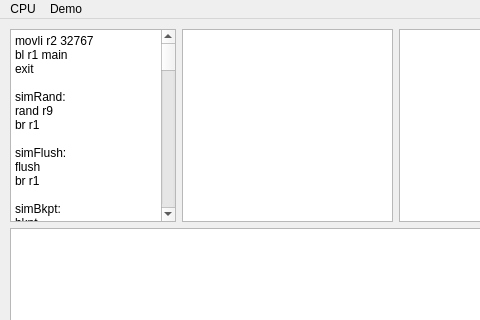
First picture: the form in mainwindow.ui, repository lisitsynSA/simulator, before the edit; both pictures show x 0 to 480 and y 0 to 320 of the 646 by 474 pixel window.
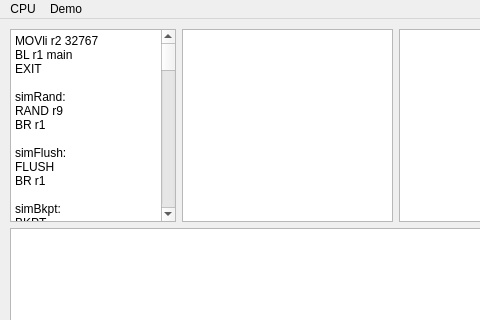
Second picture: the form after the edit.

Commit message: Return to capital letters in instructions names

Diff of the .ui file:
```diff
--- a/mainwindow.ui
+++ b/mainwindow.ui
@@ -98,89 +98,89 @@
 &lt;html&gt;&lt;head&gt;&lt;meta name=&quot;qrichtext&quot; content=&quot;1&quot; /&gt;&lt;meta charset=&quot;utf-8&quot; /&gt;&lt;style type=&quot;text/css&quot;&gt;
 p, li { white-space: pre-wrap; }
 &lt;/style&gt;&lt;/head&gt;&lt;body style=&quot; font-family:'Segoe UI'; font-size:9pt; font-weight:400; font-style:normal;&quot;&gt;
-&lt;p style=&quot; margin-top:0px; margin-bottom:0px; margin-left:0px; margin-right:0px; -qt-block-indent:0; text-indent:0px;&quot;&gt;movli r2 32767&lt;/p&gt;
-&lt;p style=&quot; margin-top:0px; margin-bottom:0px; margin-left:0px; margin-right:0px; -qt-block-indent:0; text-indent:0px;&quot;&gt;bl r1 main&lt;/p&gt;
-&lt;p style=&quot; margin-top:0px; margin-bottom:0px; margin-left:0px; margin-right:0px; -qt-block-indent:0; text-indent:0px;&quot;&gt;exit&lt;/p&gt;
+&lt;p style=&quot; margin-top:0px; margin-bottom:0px; margin-left:0px; margin-right:0px; -qt-block-indent:0; text-indent:0px;&quot;&gt;MOVli r2 32767&lt;/p&gt;
+&lt;p style=&quot; margin-top:0px; margin-bottom:0px; margin-left:0px; margin-right:0px; -qt-block-indent:0; text-indent:0px;&quot;&gt;BL r1 main&lt;/p&gt;
+&lt;p style=&quot; margin-top:0px; margin-bottom:0px; margin-left:0px; margin-right:0px; -qt-block-indent:0; text-indent:0px;&quot;&gt;EXIT&lt;/p&gt;
 &lt;p style=&quot;-qt-paragraph-type:empty; margin-top:0px; margin-bottom:0px; margin-left:0px; margin-right:0px; -qt-block-indent:0; text-indent:0px;&quot;&gt;&lt;br /&gt;&lt;/p&gt;
 &lt;p style=&quot; margin-top:0px; margin-bottom:0px; margin-left:0px; margin-right:0px; -qt-block-indent:0; text-indent:0px;&quot;&gt;simRand:&lt;/p&gt;
-&lt;p style=&quot; margin-top:0px; margin-bottom:0px; margin-left:0px; margin-right:0px; -qt-block-indent:0; text-indent:0px;&quot;&gt;rand r9&lt;/p&gt;
-&lt;p style=&quot; margin-top:0px; margin-bottom:0px; margin-left:0px; margin-right:0px; -qt-block-indent:0; text-indent:0px;&quot;&gt;br r1&lt;/p&gt;
+&lt;p style=&quot; margin-top:0px; margin-bottom:0px; margin-left:0px; margin-right:0px; -qt-block-indent:0; text-indent:0px;&quot;&gt;RAND r9&lt;/p&gt;
+&lt;p style=&quot; margin-top:0px; margin-bottom:0px; margin-left:0px; margin-right:0px; -qt-block-indent:0; text-indent:0px;&quot;&gt;BR r1&lt;/p&gt;
 &lt;p style=&quot;-qt-paragraph-type:empty; margin-top:0px; margin-bottom:0px; margin-left:0px; margin-right:0px; -qt-block-indent:0; text-indent:0px;&quot;&gt;&lt;br /&gt;&lt;/p&gt;
 &lt;p style=&quot; margin-top:0px; margin-bottom:0px; margin-left:0px; margin-right:0px; -qt-block-indent:0; text-indent:0px;&quot;&gt;simFlush:&lt;/p&gt;
-&lt;p style=&quot; margin-top:0px; margin-bottom:0px; margin-left:0px; margin-right:0px; -qt-block-indent:0; text-indent:0px;&quot;&gt;flush&lt;/p&gt;
-&lt;p style=&quot; margin-top:0px; margin-bottom:0px; margin-left:0px; margin-right:0px; -qt-block-indent:0; text-indent:0px;&quot;&gt;br r1&lt;/p&gt;
+&lt;p style=&quot; margin-top:0px; margin-bottom:0px; margin-left:0px; margin-right:0px; -qt-block-indent:0; text-indent:0px;&quot;&gt;FLUSH&lt;/p&gt;
+&lt;p style=&quot; margin-top:0px; margin-bottom:0px; margin-left:0px; margin-right:0px; -qt-block-indent:0; text-indent:0px;&quot;&gt;BR r1&lt;/p&gt;
 &lt;p style=&quot;-qt-paragraph-type:empty; margin-top:0px; margin-bottom:0px; margin-left:0px; margin-right:0px; -qt-block-indent:0; text-indent:0px;&quot;&gt;&lt;br /&gt;&lt;/p&gt;
 &lt;p style=&quot; margin-top:0px; margin-bottom:0px; margin-left:0px; margin-right:0px; -qt-block-indent:0; text-indent:0px;&quot;&gt;simBkpt:&lt;/p&gt;
-&lt;p style=&quot; margin-top:0px; margin-bottom:0px; margin-left:0px; margin-right:0px; -qt-block-indent:0; text-indent:0px;&quot;&gt;bkpt&lt;/p&gt;
-&lt;p style=&quot; margin-top:0px; margin-bottom:0px; margin-left:0px; margin-right:0px; -qt-block-indent:0; text-indent:0px;&quot;&gt;br r1&lt;/p&gt;
+&lt;p style=&quot; margin-top:0px; margin-bottom:0px; margin-left:0px; margin-right:0px; -qt-block-indent:0; text-indent:0px;&quot;&gt;BKPT&lt;/p&gt;
+&lt;p style=&quot; margin-top:0px; margin-bottom:0px; margin-left:0px; margin-right:0px; -qt-block-indent:0; text-indent:0px;&quot;&gt;BR r1&lt;/p&gt;
 &lt;p style=&quot;-qt-paragraph-type:empty; margin-top:0px; margin-bottom:0px; margin-left:0px; margin-right:0px; -qt-block-indent:0; text-indent:0px;&quot;&gt;&lt;br /&gt;&lt;/p&gt;
 &lt;p style=&quot; margin-top:0px; margin-bottom:0px; margin-left:0px; margin-right:0px; -qt-block-indent:0; text-indent:0px;&quot;&gt;simSetPixel:&lt;/p&gt;
-&lt;p style=&quot; margin-top:0px; margin-bottom:0px; margin-left:0px; margin-right:0px; -qt-block-indent:0; text-indent:0px;&quot;&gt;muli r13 r10 256&lt;/p&gt;
-&lt;p style=&quot; margin-top:0px; margin-bottom:0px; margin-left:0px; margin-right:0px; -qt-block-indent:0; text-indent:0px;&quot;&gt;addi r13 r13 32767&lt;/p&gt;
-&lt;p style=&quot; margin-top:0px; margin-bottom:0px; margin-left:0px; margin-right:0px; -qt-block-indent:0; text-indent:0px;&quot;&gt;addi r13 r13 1&lt;/p&gt;
-&lt;p style=&quot; margin-top:0px; margin-bottom:0px; margin-left:0px; margin-right:0px; -qt-block-indent:0; text-indent:0px;&quot;&gt;st r11 r13 r9&lt;/p&gt;
-&lt;p style=&quot; margin-top:0px; margin-bottom:0px; margin-left:0px; margin-right:0px; -qt-block-indent:0; text-indent:0px;&quot;&gt;br r1&lt;/p&gt;
+&lt;p style=&quot; margin-top:0px; margin-bottom:0px; margin-left:0px; margin-right:0px; -qt-block-indent:0; text-indent:0px;&quot;&gt;MULi r13 r10 256&lt;/p&gt;
+&lt;p style=&quot; margin-top:0px; margin-bottom:0px; margin-left:0px; margin-right:0px; -qt-block-indent:0; text-indent:0px;&quot;&gt;ADDi r13 r13 32767&lt;/p&gt;
+&lt;p style=&quot; margin-top:0px; margin-bottom:0px; margin-left:0px; margin-right:0px; -qt-block-indent:0; text-indent:0px;&quot;&gt;ADDi r13 r13 1&lt;/p&gt;
+&lt;p style=&quot; margin-top:0px; margin-bottom:0px; margin-left:0px; margin-right:0px; -qt-block-indent:0; text-indent:0px;&quot;&gt;ST r11 r13 r9&lt;/p&gt;
+&lt;p style=&quot; margin-top:0px; margin-bottom:0px; margin-left:0px; margin-right:0px; -qt-block-indent:0; text-indent:0px;&quot;&gt;BR r1&lt;/p&gt;
 &lt;p style=&quot;-qt-paragraph-type:empty; margin-top:0px; margin-bottom:0px; margin-left:0px; margin-right:0px; -qt-block-indent:0; text-indent:0px;&quot;&gt;&lt;br /&gt;&lt;/p&gt;
 &lt;p style=&quot; margin-top:0px; margin-bottom:0px; margin-left:0px; margin-right:0px; -qt-block-indent:0; text-indent:0px;&quot;&gt;main:&lt;/p&gt;
-&lt;p style=&quot; margin-top:0px; margin-bottom:0px; margin-left:0px; margin-right:0px; -qt-block-indent:0; text-indent:0px;&quot;&gt;addi r2 r2 -6&lt;/p&gt;
-&lt;p style=&quot; margin-top:0px; margin-bottom:0px; margin-left:0px; margin-right:0px; -qt-block-indent:0; text-indent:0px;&quot;&gt;sti r1 r2 5&lt;/p&gt;
-&lt;p style=&quot; margin-top:0px; margin-bottom:0px; margin-left:0px; margin-right:0px; -qt-block-indent:0; text-indent:0px;&quot;&gt;sti r3 r2 4&lt;/p&gt;
-&lt;p style=&quot; margin-top:0px; margin-bottom:0px; margin-left:0px; margin-right:0px; -qt-block-indent:0; text-indent:0px;&quot;&gt;addi r3 r2 6&lt;/p&gt;
-&lt;p style=&quot; margin-top:0px; margin-bottom:0px; margin-left:0px; margin-right:0px; -qt-block-indent:0; text-indent:0px;&quot;&gt;movli r4 0&lt;/p&gt;
-&lt;p style=&quot; margin-top:0px; margin-bottom:0px; margin-left:0px; margin-right:0px; -qt-block-indent:0; text-indent:0px;&quot;&gt;sti r4 r3 -3&lt;/p&gt;
-&lt;p style=&quot; margin-top:0px; margin-bottom:0px; margin-left:0px; margin-right:0px; -qt-block-indent:0; text-indent:0px;&quot;&gt;sti r4 r3 -4&lt;/p&gt;
-&lt;p style=&quot; margin-top:0px; margin-bottom:0px; margin-left:0px; margin-right:0px; -qt-block-indent:0; text-indent:0px;&quot;&gt;sti r4 r3 -5&lt;/p&gt;
-&lt;p style=&quot; margin-top:0px; margin-bottom:0px; margin-left:0px; margin-right:0px; -qt-block-indent:0; text-indent:0px;&quot;&gt;sti r4 r3 -6&lt;/p&gt;
+&lt;p style=&quot; margin-top:0px; margin-bottom:0px; margin-left:0px; margin-right:0px; -qt-block-indent:0; text-indent:0px;&quot;&gt;ADDi r2 r2 -6&lt;/p&gt;
+&lt;p style=&quot; margin-top:0px; margin-bottom:0px; margin-left:0px; margin-right:0px; -qt-block-indent:0; text-indent:0px;&quot;&gt;STi r1 r2 5&lt;/p&gt;
+&lt;p style=&quot; margin-top:0px; margin-bottom:0px; margin-left:0px; margin-right:0px; -qt-block-indent:0; text-indent:0px;&quot;&gt;STi r3 r2 4&lt;/p&gt;
+&lt;p style=&quot; margin-top:0px; margin-bottom:0px; margin-left:0px; margin-right:0px; -qt-block-indent:0; text-indent:0px;&quot;&gt;ADDi r3 r2 6&lt;/p&gt;
+&lt;p style=&quot; margin-top:0px; margin-bottom:0px; margin-left:0px; margin-right:0px; -qt-block-indent:0; text-indent:0px;&quot;&gt;MOVli r4 0&lt;/p&gt;
+&lt;p style=&quot; margin-top:0px; margin-bottom:0px; margin-left:0px; margin-right:0px; -qt-block-indent:0; text-indent:0px;&quot;&gt;STi r4 r3 -3&lt;/p&gt;
+&lt;p style=&quot; margin-top:0px; margin-bottom:0px; margin-left:0px; margin-right:0px; -qt-block-indent:0; text-indent:0px;&quot;&gt;STi r4 r3 -4&lt;/p&gt;
+&lt;p style=&quot; margin-top:0px; margin-bottom:0px; margin-left:0px; margin-right:0px; -qt-block-indent:0; text-indent:0px;&quot;&gt;STi r4 r3 -5&lt;/p&gt;
+&lt;p style=&quot; margin-top:0px; margin-bottom:0px; margin-left:0px; margin-right:0px; -qt-block-indent:0; text-indent:0px;&quot;&gt;STi r4 r3 -6&lt;/p&gt;
 &lt;p style=&quot;-qt-paragraph-type:empty; margin-top:0px; margin-bottom:0px; margin-left:0px; margin-right:0px; -qt-block-indent:0; text-indent:0px;&quot;&gt;&lt;br /&gt;&lt;/p&gt;
 &lt;p style=&quot; margin-top:0px; margin-bottom:0px; margin-left:0px; margin-right:0px; -qt-block-indent:0; text-indent:0px;&quot;&gt;.loopRepeat:&lt;/p&gt;
-&lt;p style=&quot; margin-top:0px; margin-bottom:0px; margin-left:0px; margin-right:0px; -qt-block-indent:0; text-indent:0px;&quot;&gt;ldi r4 r3 -6&lt;/p&gt;
-&lt;p style=&quot; margin-top:0px; margin-bottom:0px; margin-left:0px; margin-right:0px; -qt-block-indent:0; text-indent:0px;&quot;&gt;movli r9 254&lt;/p&gt;
-&lt;p style=&quot; margin-top:0px; margin-bottom:0px; margin-left:0px; margin-right:0px; -qt-block-indent:0; text-indent:0px;&quot;&gt;bgt r4 r9 .exit&lt;/p&gt;
-&lt;p style=&quot; margin-top:0px; margin-bottom:0px; margin-left:0px; margin-right:0px; -qt-block-indent:0; text-indent:0px;&quot;&gt;movli r4 0&lt;/p&gt;
-&lt;p style=&quot; margin-top:0px; margin-bottom:0px; margin-left:0px; margin-right:0px; -qt-block-indent:0; text-indent:0px;&quot;&gt;sti r4 r3 -5&lt;/p&gt;
+&lt;p style=&quot; margin-top:0px; margin-bottom:0px; margin-left:0px; margin-right:0px; -qt-block-indent:0; text-indent:0px;&quot;&gt;LDi r4 r3 -6&lt;/p&gt;
+&lt;p style=&quot; margin-top:0px; margin-bottom:0px; margin-left:0px; margin-right:0px; -qt-block-indent:0; text-indent:0px;&quot;&gt;MOVli r9 254&lt;/p&gt;
+&lt;p style=&quot; margin-top:0px; margin-bottom:0px; margin-left:0px; margin-right:0px; -qt-block-indent:0; text-indent:0px;&quot;&gt;B.GT r4 r9 .exit&lt;/p&gt;
+&lt;p style=&quot; margin-top:0px; margin-bottom:0px; margin-left:0px; margin-right:0px; -qt-block-indent:0; text-indent:0px;&quot;&gt;MOVli r4 0&lt;/p&gt;
+&lt;p style=&quot; margin-top:0px; margin-bottom:0px; margin-left:0px; margin-right:0px; -qt-block-indent:0; text-indent:0px;&quot;&gt;STi r4 r3 -5&lt;/p&gt;
 &lt;p style=&quot;-qt-paragraph-type:empty; margin-top:0px; margin-bottom:0px; margin-left:0px; margin-right:0px; -qt-block-indent:0; text-indent:0px;&quot;&gt;&lt;br /&gt;&lt;/p&gt;
 &lt;p style=&quot; margin-top:0px; margin-bottom:0px; margin-left:0px; margin-right:0px; -qt-block-indent:0; text-indent:0px;&quot;&gt;.loopY:&lt;/p&gt;
-&lt;p style=&quot; margin-top:0px; margin-bottom:0px; margin-left:0px; margin-right:0px; -qt-block-indent:0; text-indent:0px;&quot;&gt;ldi r4 r3 -5&lt;/p&gt;
-&lt;p style=&quot; margin-top:0px; margin-bottom:0px; margin-left:0px; margin-right:0px; -qt-block-indent:0; text-indent:0px;&quot;&gt;movli r9 127&lt;/p&gt;
-&lt;p style=&quot; margin-top:0px; margin-bottom:0px; margin-left:0px; margin-right:0px; -qt-block-indent:0; text-indent:0px;&quot;&gt;bgt r4 r9 .exitY&lt;/p&gt;
-&lt;p style=&quot; margin-top:0px; margin-bottom:0px; margin-left:0px; margin-right:0px; -qt-block-indent:0; text-indent:0px;&quot;&gt;movli r4 0&lt;/p&gt;
-&lt;p style=&quot; margin-top:0px; margin-bottom:0px; margin-left:0px; margin-right:0px; -qt-block-indent:0; text-indent:0px;&quot;&gt;sti r4 r3 -4&lt;/p&gt;
+&lt;p style=&quot; margin-top:0px; margin-bottom:0px; margin-left:0px; margin-right:0px; -qt-block-indent:0; text-indent:0px;&quot;&gt;LDi r4 r3 -5&lt;/p&gt;
+&lt;p style=&quot; margin-top:0px; margin-bottom:0px; margin-left:0px; margin-right:0px; -qt-block-indent:0; text-indent:0px;&quot;&gt;MOVli r9 127&lt;/p&gt;
+&lt;p style=&quot; margin-top:0px; margin-bottom:0px; margin-left:0px; margin-right:0px; -qt-block-indent:0; text-indent:0px;&quot;&gt;B.GT r4 r9 .exitY&lt;/p&gt;
+&lt;p style=&quot; margin-top:0px; margin-bottom:0px; margin-left:0px; margin-right:0px; -qt-block-indent:0; text-indent:0px;&quot;&gt;MOVli r4 0&lt;/p&gt;
+&lt;p style=&quot; margin-top:0px; margin-bottom:0px; margin-left:0px; margin-right:0px; -qt-block-indent:0; text-indent:0px;&quot;&gt;STi r4 r3 -4&lt;/p&gt;
 &lt;p style=&quot;-qt-paragraph-type:empty; margin-top:0px; margin-bottom:0px; margin-left:0px; margin-right:0px; -qt-block-indent:0; text-indent:0px;&quot;&gt;&lt;br /&gt;&lt;/p&gt;
 &lt;p style=&quot; margin-top:0px; margin-bottom:0px; margin-left:0px; margin-right:0px; -qt-block-indent:0; text-indent:0px;&quot;&gt;.loopX:&lt;/p&gt;
-&lt;p style=&quot; margin-top:0px; margin-bottom:0px; margin-left:0px; margin-right:0px; -qt-block-indent:0; text-indent:0px;&quot;&gt;ldi r4 r3 -4&lt;/p&gt;
-&lt;p style=&quot; margin-top:0px; margin-bottom:0px; margin-left:0px; margin-right:0px; -qt-block-indent:0; text-indent:0px;&quot;&gt;movli r9 255&lt;/p&gt;
-&lt;p style=&quot; margin-top:0px; margin-bottom:0px; margin-left:0px; margin-right:0px; -qt-block-indent:0; text-indent:0px;&quot;&gt;bgt r4 r9 .exitX&lt;/p&gt;
-&lt;p style=&quot; margin-top:0px; margin-bottom:0px; margin-left:0px; margin-right:0px; -qt-block-indent:0; text-indent:0px;&quot;&gt;ldi r9 r3 -4&lt;/p&gt;
-&lt;p style=&quot; margin-top:0px; margin-bottom:0px; margin-left:0px; margin-right:0px; -qt-block-indent:0; text-indent:0px;&quot;&gt;ldi r10 r3 -5&lt;/p&gt;
-&lt;p style=&quot; margin-top:0px; margin-bottom:0px; margin-left:0px; margin-right:0px; -qt-block-indent:0; text-indent:0px;&quot;&gt;ldi r4 r3 -6&lt;/p&gt;
-&lt;p style=&quot; margin-top:0px; margin-bottom:0px; margin-left:0px; margin-right:0px; -qt-block-indent:0; text-indent:0px;&quot;&gt;muli r4 r4 257&lt;/p&gt;
-&lt;p style=&quot; margin-top:0px; margin-bottom:0px; margin-left:0px; margin-right:0px; -qt-block-indent:0; text-indent:0px;&quot;&gt;movhi r11 65535&lt;/p&gt;
-&lt;p style=&quot; margin-top:0px; margin-bottom:0px; margin-left:0px; margin-right:0px; -qt-block-indent:0; text-indent:0px;&quot;&gt;add r11 r4 r11&lt;/p&gt;
-&lt;p style=&quot; margin-top:0px; margin-bottom:0px; margin-left:0px; margin-right:0px; -qt-block-indent:0; text-indent:0px;&quot;&gt;bl r1 simSetPixel&lt;/p&gt;
-&lt;p style=&quot; margin-top:0px; margin-bottom:0px; margin-left:0px; margin-right:0px; -qt-block-indent:0; text-indent:0px;&quot;&gt;ldi r4 r3 -4&lt;/p&gt;
-&lt;p style=&quot; margin-top:0px; margin-bottom:0px; margin-left:0px; margin-right:0px; -qt-block-indent:0; text-indent:0px;&quot;&gt;addi r4 r4 1&lt;/p&gt;
-&lt;p style=&quot; margin-top:0px; margin-bottom:0px; margin-left:0px; margin-right:0px; -qt-block-indent:0; text-indent:0px;&quot;&gt;sti r4 r3 -4&lt;/p&gt;
-&lt;p style=&quot; margin-top:0px; margin-bottom:0px; margin-left:0px; margin-right:0px; -qt-block-indent:0; text-indent:0px;&quot;&gt;b .loopX&lt;/p&gt;
+&lt;p style=&quot; margin-top:0px; margin-bottom:0px; margin-left:0px; margin-right:0px; -qt-block-indent:0; text-indent:0px;&quot;&gt;LDi r4 r3 -4&lt;/p&gt;
+&lt;p style=&quot; margin-top:0px; margin-bottom:0px; margin-left:0px; margin-right:0px; -qt-block-indent:0; text-indent:0px;&quot;&gt;MOVli r9 255&lt;/p&gt;
+&lt;p style=&quot; margin-top:0px; margin-bottom:0px; margin-left:0px; margin-right:0px; -qt-block-indent:0; text-indent:0px;&quot;&gt;B.GT r4 r9 .exitX&lt;/p&gt;
+&lt;p style=&quot; margin-top:0px; margin-bottom:0px; margin-left:0px; margin-right:0px; -qt-block-indent:0; text-indent:0px;&quot;&gt;LDi r9 r3 -4&lt;/p&gt;
+&lt;p style=&quot; margin-top:0px; margin-bottom:0px; margin-left:0px; margin-right:0px; -qt-block-indent:0; text-indent:0px;&quot;&gt;LDi r10 r3 -5&lt;/p&gt;
+&lt;p style=&quot; margin-top:0px; margin-bottom:0px; margin-left:0px; margin-right:0px; -qt-block-indent:0; text-indent:0px;&quot;&gt;LDi r4 r3 -6&lt;/p&gt;
+&lt;p style=&quot; margin-top:0px; margin-bottom:0px; margin-left:0px; margin-right:0px; -qt-block-indent:0; text-indent:0px;&quot;&gt;MULi r4 r4 257&lt;/p&gt;
+&lt;p style=&quot; margin-top:0px; margin-bottom:0px; margin-left:0px; margin-right:0px; -qt-block-indent:0; text-indent:0px;&quot;&gt;MOVhi r11 65535&lt;/p&gt;
+&lt;p style=&quot; margin-top:0px; margin-bottom:0px; margin-left:0px; margin-right:0px; -qt-block-indent:0; text-indent:0px;&quot;&gt;ADD r11 r4 r11&lt;/p&gt;
+&lt;p style=&quot; margin-top:0px; margin-bottom:0px; margin-left:0px; margin-right:0px; -qt-block-indent:0; text-indent:0px;&quot;&gt;BL r1 simSetPixel&lt;/p&gt;
+&lt;p style=&quot; margin-top:0px; margin-bottom:0px; margin-left:0px; margin-right:0px; -qt-block-indent:0; text-indent:0px;&quot;&gt;LDi r4 r3 -4&lt;/p&gt;
+&lt;p style=&quot; margin-top:0px; margin-bottom:0px; margin-left:0px; margin-right:0px; -qt-block-indent:0; text-indent:0px;&quot;&gt;ADDi r4 r4 1&lt;/p&gt;
+&lt;p style=&quot; margin-top:0px; margin-bottom:0px; margin-left:0px; margin-right:0px; -qt-block-indent:0; text-indent:0px;&quot;&gt;STi r4 r3 -4&lt;/p&gt;
+&lt;p style=&quot; margin-top:0px; margin-bottom:0px; margin-left:0px; margin-right:0px; -qt-block-indent:0; text-indent:0px;&quot;&gt;B .loopX&lt;/p&gt;
 &lt;p style=&quot;-qt-paragraph-type:empty; margin-top:0px; margin-bottom:0px; margin-left:0px; margin-right:0px; -qt-block-indent:0; text-indent:0px;&quot;&gt;&lt;br /&gt;&lt;/p&gt;
 &lt;p style=&quot; margin-top:0px; margin-bottom:0px; margin-left:0px; margin-right:0px; -qt-block-indent:0; text-indent:0px;&quot;&gt;.exitX:&lt;/p&gt;
-&lt;p style=&quot; margin-top:0px; margin-bottom:0px; margin-left:0px; margin-right:0px; -qt-block-indent:0; text-indent:0px;&quot;&gt;ldi r4 r3 -5&lt;/p&gt;
-&lt;p style=&quot; margin-top:0px; margin-bottom:0px; margin-left:0px; margin-right:0px; -qt-block-indent:0; text-indent:0px;&quot;&gt;addi r4 r4 1&lt;/p&gt;
-&lt;p style=&quot; margin-top:0px; margin-bottom:0px; margin-left:0px; margin-right:0px; -qt-block-indent:0; text-indent:0px;&quot;&gt;sti r4 r3 -5&lt;/p&gt;
-&lt;p style=&quot; margin-top:0px; margin-bottom:0px; margin-left:0px; margin-right:0px; -qt-block-indent:0; text-indent:0px;&quot;&gt;b .loopY&lt;/p&gt;
+&lt;p style=&quot; margin-top:0px; margin-bottom:0px; margin-left:0px; margin-right:0px; -qt-block-indent:0; text-indent:0px;&quot;&gt;LDi r4 r3 -5&lt;/p&gt;
+&lt;p style=&quot; margin-top:0px; margin-bottom:0px; margin-left:0px; margin-right:0px; -qt-block-indent:0; text-indent:0px;&quot;&gt;ADDi r4 r4 1&lt;/p&gt;
+&lt;p style=&quot; margin-top:0px; margin-bottom:0px; margin-left:0px; margin-right:0px; -qt-block-indent:0; text-indent:0px;&quot;&gt;STi r4 r3 -5&lt;/p&gt;
+&lt;p style=&quot; margin-top:0px; margin-bottom:0px; margin-left:0px; margin-right:0px; -qt-block-indent:0; text-indent:0px;&quot;&gt;B .loopY&lt;/p&gt;
 &lt;p style=&quot;-qt-paragraph-type:empty; margin-top:0px; margin-bottom:0px; margin-left:0px; margin-right:0px; -qt-block-indent:0; text-indent:0px;&quot;&gt;&lt;br /&gt;&lt;/p&gt;
 &lt;p style=&quot; margin-top:0px; margin-bottom:0px; margin-left:0px; margin-right:0px; -qt-block-indent:0; text-indent:0px;&quot;&gt;.exitY:&lt;/p&gt;
-&lt;p style=&quot; margin-top:0px; margin-bottom:0px; margin-left:0px; margin-right:0px; -qt-block-indent:0; text-indent:0px;&quot;&gt;bl r1 simFlush&lt;/p&gt;
-&lt;p style=&quot; margin-top:0px; margin-bottom:0px; margin-left:0px; margin-right:0px; -qt-block-indent:0; text-indent:0px;&quot;&gt;ldi r4 r3 -6&lt;/p&gt;
-&lt;p style=&quot; margin-top:0px; margin-bottom:0px; margin-left:0px; margin-right:0px; -qt-block-indent:0; text-indent:0px;&quot;&gt;addi r4 r4 1&lt;/p&gt;
-&lt;p style=&quot; margin-top:0px; margin-bottom:0px; margin-left:0px; margin-right:0px; -qt-block-indent:0; text-indent:0px;&quot;&gt;sti r4 r3 -6&lt;/p&gt;
-&lt;p style=&quot; margin-top:0px; margin-bottom:0px; margin-left:0px; margin-right:0px; -qt-block-indent:0; text-indent:0px;&quot;&gt;b .loopRepeat&lt;/p&gt;
+&lt;p style=&quot; margin-top:0px; margin-bottom:0px; margin-left:0px; margin-right:0px; -qt-block-indent:0; text-indent:0px;&quot;&gt;BL r1 simFlush&lt;/p&gt;
+&lt;p style=&quot; margin-top:0px; margin-bottom:0px; margin-left:0px; margin-right:0px; -qt-block-indent:0; text-indent:0px;&quot;&gt;LDi r4 r3 -6&lt;/p&gt;
+&lt;p style=&quot; margin-top:0px; margin-bottom:0px; margin-left:0px; margin-right:0px; -qt-block-indent:0; text-indent:0px;&quot;&gt;ADDi r4 r4 1&lt;/p&gt;
+&lt;p style=&quot; margin-top:0px; margin-bottom:0px; margin-left:0px; margin-right:0px; -qt-block-indent:0; text-indent:0px;&quot;&gt;STi r4 r3 -6&lt;/p&gt;
+&lt;p style=&quot; margin-top:0px; margin-bottom:0px; margin-left:0px; margin-right:0px; -qt-block-indent:0; text-indent:0px;&quot;&gt;B .loopRepeat&lt;/p&gt;
 &lt;p style=&quot;-qt-paragraph-type:empty; margin-top:0px; margin-bottom:0px; margin-left:0px; margin-right:0px; -qt-block-indent:0; text-indent:0px;&quot;&gt;&lt;br /&gt;&lt;/p&gt;
 &lt;p style=&quot; margin-top:0px; margin-bottom:0px; margin-left:0px; margin-right:0px; -qt-block-indent:0; text-indent:0px;&quot;&gt;.exit:&lt;/p&gt;
-&lt;p style=&quot; margin-top:0px; margin-bottom:0px; margin-left:0px; margin-right:0px; -qt-block-indent:0; text-indent:0px;&quot;&gt;movli r9 0&lt;/p&gt;
-&lt;p style=&quot; margin-top:0px; margin-bottom:0px; margin-left:0px; margin-right:0px; -qt-block-indent:0; text-indent:0px;&quot;&gt;ldi r3 r2 4&lt;/p&gt;
-&lt;p style=&quot; margin-top:0px; margin-bottom:0px; margin-left:0px; margin-right:0px; -qt-block-indent:0; text-indent:0px;&quot;&gt;ldi r1 r2 5&lt;/p&gt;
-&lt;p style=&quot; margin-top:0px; margin-bottom:0px; margin-left:0px; margin-right:0px; -qt-block-indent:0; text-indent:0px;&quot;&gt;addi r2 r2 6&lt;/p&gt;
-&lt;p style=&quot; margin-top:0px; margin-bottom:0px; margin-left:0px; margin-right:0px; -qt-block-indent:0; text-indent:0px;&quot;&gt;br r1&lt;/p&gt;&lt;/body&gt;&lt;/html&gt;</string>
+&lt;p style=&quot; margin-top:0px; margin-bottom:0px; margin-left:0px; margin-right:0px; -qt-block-indent:0; text-indent:0px;&quot;&gt;MOVli r9 0&lt;/p&gt;
+&lt;p style=&quot; margin-top:0px; margin-bottom:0px; margin-left:0px; margin-right:0px; -qt-block-indent:0; text-indent:0px;&quot;&gt;LDi r3 r2 4&lt;/p&gt;
+&lt;p style=&quot; margin-top:0px; margin-bottom:0px; margin-left:0px; margin-right:0px; -qt-block-indent:0; text-indent:0px;&quot;&gt;LDi r1 r2 5&lt;/p&gt;
+&lt;p style=&quot; margin-top:0px; margin-bottom:0px; margin-left:0px; margin-right:0px; -qt-block-indent:0; text-indent:0px;&quot;&gt;ADDi r2 r2 6&lt;/p&gt;
+&lt;p style=&quot; margin-top:0px; margin-bottom:0px; margin-left:0px; margin-right:0px; -qt-block-indent:0; text-indent:0px;&quot;&gt;BR r1&lt;/p&gt;&lt;/body&gt;&lt;/html&gt;</string>
        </property>
       </widget>
      </item>
```
The commit also changes 2 other files.
